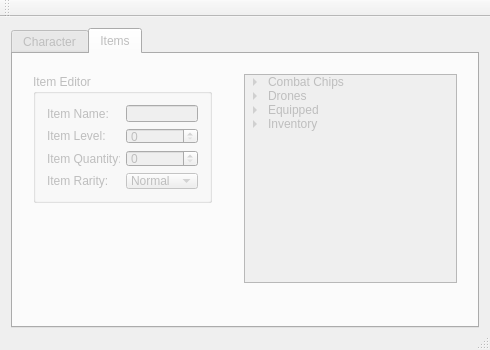
Old version of the form mainwindow.ui in the repository murfalo/RogueEdit.
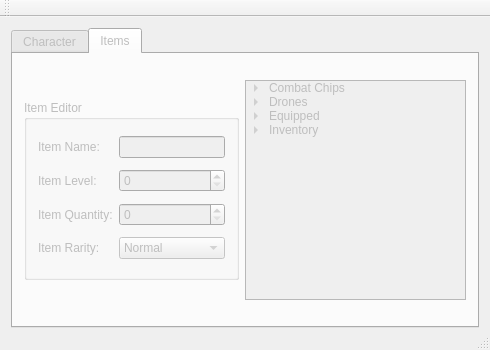
New version of the form. The open tabs and pages were chosen to show the change. Icons and pictures are not drawn.

Commit message: Update allegiances and races

What changed in the file:
```diff
--- a/mainwindow.ui
+++ b/mainwindow.ui
@@ -1486,21 +1486,32 @@
          <attribute name="title">
           <string>Items</string>
          </attribute>
-         <widget class="QWidget" name="horizontalLayoutWidget_15">
-          <property name="geometry">
-           <rect>
-            <x>9</x>
-            <y>9</y>
-            <width>201</width>
-            <height>151</height>
-           </rect>
-          </property>
+         <layout class="QGridLayout" name="gridLayout_4">
+          <item row="0" column="0">
           <layout class="QHBoxLayout" name="layoutItemEditor">
            <item>
             <widget class="QGroupBox" name="groupBoxItemEditor">
              <property name="enabled">
               <bool>false</bool>
              </property>
+              <property name="sizePolicy">
+               <sizepolicy hsizetype="Fixed" vsizetype="Fixed">
+                <horstretch>0</horstretch>
+                <verstretch>0</verstretch>
+               </sizepolicy>
+              </property>
+              <property name="minimumSize">
+               <size>
+                <width>215</width>
+                <height>180</height>
+               </size>
+              </property>
+              <property name="maximumSize">
+               <size>
+                <width>215</width>
+                <height>180</height>
+               </size>
+              </property>
              <property name="title">
               <string>Item Editor</string>
              </property>
@@ -1616,16 +1627,8 @@
             </widget>
            </item>
           </layout>
-         </widget>
-         <widget class="QWidget" name="horizontalLayoutWidget_16">
-          <property name="geometry">
-           <rect>
-            <x>220</x>
-            <y>9</y>
-            <width>235</width>
-            <height>231</height>
-           </rect>
-          </property>
+          </item>
+          <item row="0" column="1">
           <layout class="QHBoxLayout" name="layoutItemBrowser">
            <item>
             <widget class="QTreeWidget" name="treeWidgetItemBrowser">
@@ -2311,7 +2314,8 @@
             </widget>
            </item>
           </layout>
-         </widget>
+          </item>
+         </layout>
         </widget>
        </widget>
       </item>
```
Left out of the diff: 202 changed lines with no effect on the pictures. Lines whose indentation alone changed are shown as unchanged. The commit also changes 1 other file.
